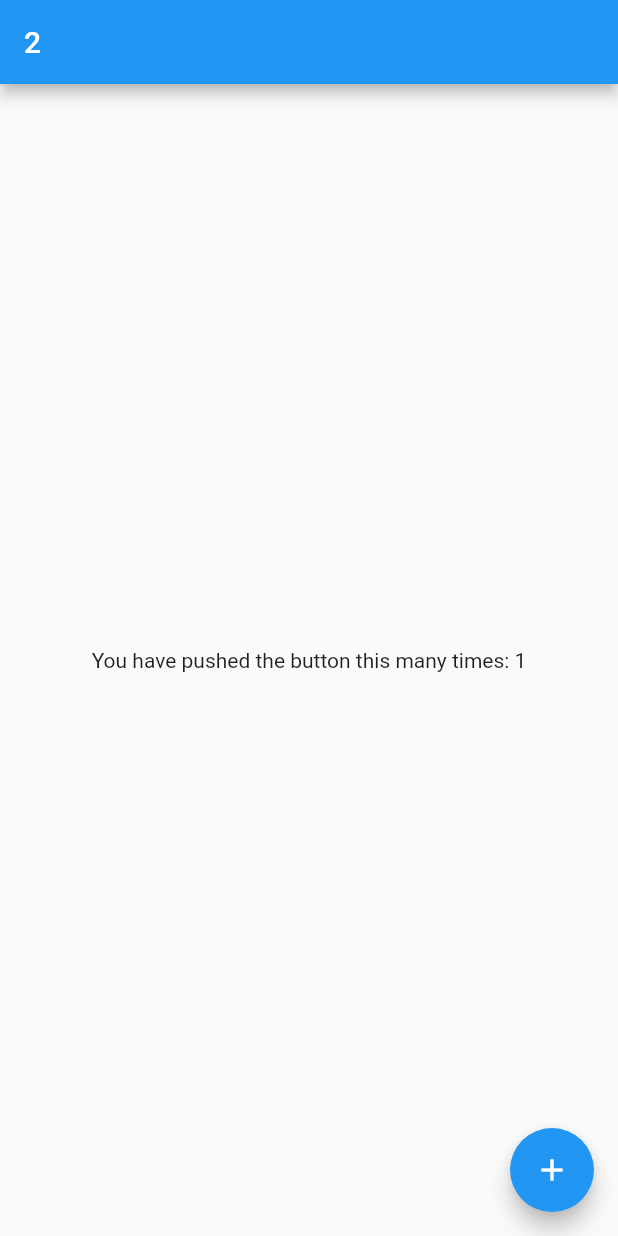
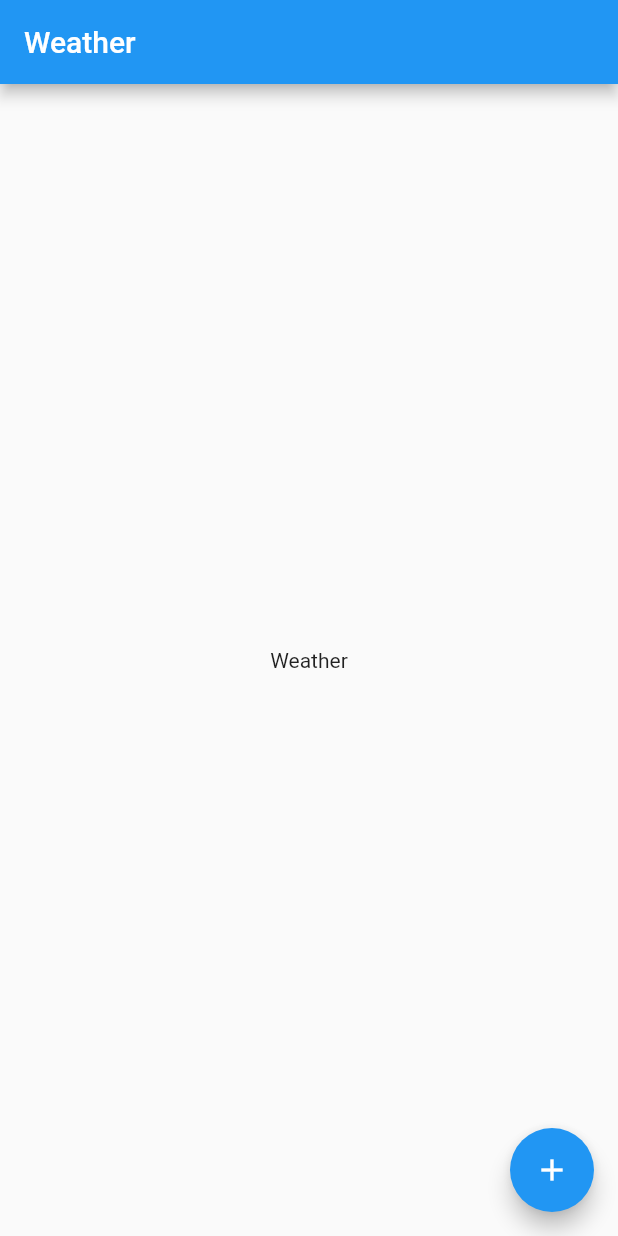
Before and after one commit to santosh565/testingriverpod, a Flutter app: the screen it shows after launch, after a tap on the "add" icon, on a phone screen of 412 x 824 dp. Run offline on Flutter 3.47's test engine with Material 2 defaults, Android fonts, the phone set to English and light mode, and no system bars; our stand-ins replace hooks_riverpod.

Commit message:
setup for weather example

```diff
--- a/lib/main.dart
+++ b/lib/main.dart
@@ -4,29 +4,6 @@ import 'package:hooks_riverpod/hooks_riverpod.dart';
 void main() {
   runApp(const ProviderScope(child: MyApp()));
 }
-
-final currentDate = Provider<DateTime>(((ref) => DateTime.now()));
-
-class Counter extends StateNotifier<int> {
-  Counter(super.state);
-  void increment() => state++;
-}
-
-class NewCounter extends StateNotifier<int> {
-  NewCounter(super.state);
-  void increment() {
-    debugPrint('date time increment');
-    state++;
-  }
-}
-
-final dateProvider = StateNotifierProvider<NewCounter, int>(((ref) {
-  return NewCounter(1);
-}));
-
-final counterProvider = StateNotifierProvider<Counter, int>(((ref) {
-  return Counter(0);
-}));
 
 class MyApp extends StatelessWidget {
   const MyApp({Key? key}) : super(key: key);
@@ -50,30 +27,17 @@ class MyHomePage extends ConsumerWidget {
   Widget build(BuildContext context, WidgetRef ref) {
     debugPrint('build');
     return Scaffold(
-      appBar: AppBar(title: Consumer(builder: (context, ref, child) {
-        final date = ref.watch(dateProvider);
-        return Text(date.toString());
-      })),
+      appBar: AppBar(title: const Text('Weather')),
       body: Center(
         child: Column(
           mainAxisAlignment: MainAxisAlignment.center,
-          children: <Widget>[
-            Consumer(
-              builder: (context, ref, child) {
-                final count = ref.watch(counterProvider);
-                return Text(
-                  'You have pushed the button this many times: $count',
-                );
-              },
-            )
+          children: const <Widget>[
+            Text('Weather'),
           ],
         ),
       ),
       floatingActionButton: FloatingActionButton(
-        onPressed: (() {
-          ref.read(counterProvider.notifier).increment();
-          ref.read(dateProvider.notifier).increment();
-        }),
+        onPressed: (() {}),
         tooltip: 'Increment',
         child: const Icon(Icons.add),
       ),
```
